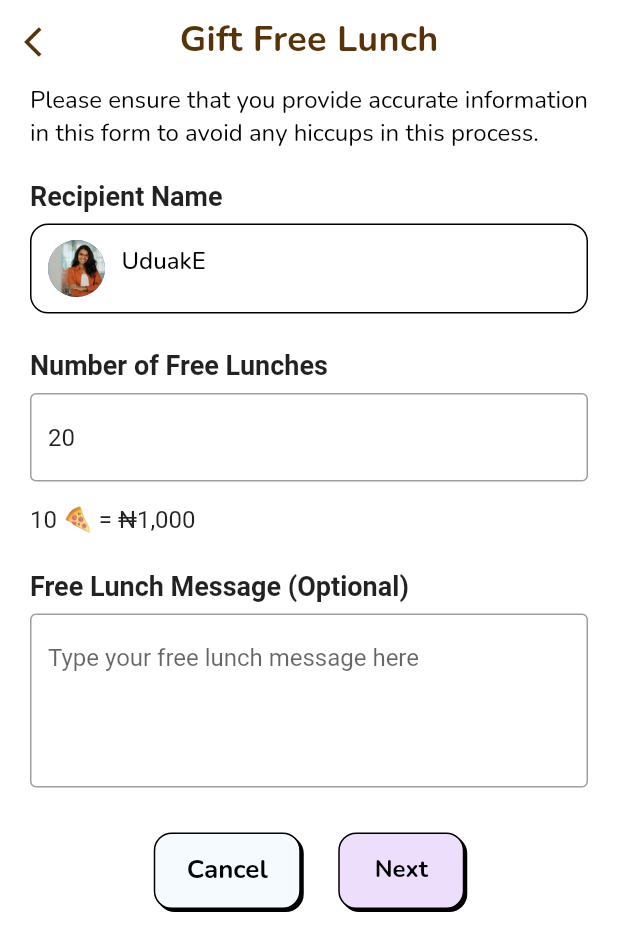
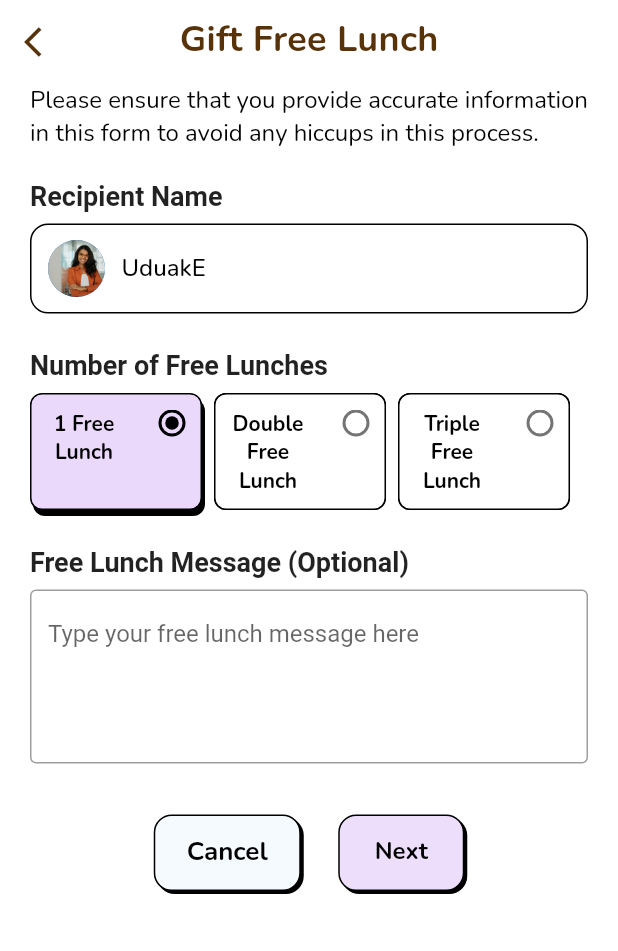
Before and after one commit to hngx-org/Empire-food-mobile, a Flutter app: the GiftFreeLunchScreen2 screen opened by its route, on a phone screen of 412 x 824 dp. Shown: the top 951 px of the screen. Run offline on Flutter 3.47's test engine with Material 2 defaults, Android fonts, the phone set to English and light mode, and no system bars; our stand-ins replace flutter_svg, get_it, google_fonts, page_transition.

Commit message:
Update Recipient_info.dart to new design

```diff
--- a/lib/ui/screens/gift_lunch/gift_free_lunch_2.dart
+++ b/lib/ui/screens/gift_lunch/gift_free_lunch_2.dart
@@ -50,7 +50,6 @@ class _GiftFreeLunchScreen2State extends State<GiftFreeLunchScreen2> {
         ),
         body: GestureDetector(
           onTap: () {
-        // Dismiss the keyboard when the user taps on the screen
             FocusScope.of(context).unfocus();
           },
           child: SingleChildScrollView(
@@ -58,7 +57,6 @@ class _GiftFreeLunchScreen2State extends State<GiftFreeLunchScreen2> {
               padding: const EdgeInsets.only(right: 20, left: 20),
               child: Column(
                 children: [
-
                   SizedBox(
                     width: 380,
                     child: Text(
@@ -82,7 +80,6 @@ class _GiftFreeLunchScreen2State extends State<GiftFreeLunchScreen2> {
                       NextButton(onTap: () {
                         Navigator.pushNamed(
                             context, RouteHelper.giftFreeLunchScreen3);
-
                       }),
                     ],
                   )
--- a/lib/ui/widget/reciepient.info.dart
+++ b/lib/ui/widget/reciepient.info.dart
@@ -1,11 +1,27 @@
 import 'package:flutter/material.dart';
+import 'package:google_fonts/google_fonts.dart';
 
-class RecipientInfoSection extends StatelessWidget {
-  const RecipientInfoSection({super.key});
+class RecipientInfoSection extends StatefulWidget {
+  const RecipientInfoSection({Key? key}) : super(key: key);
+
+  @override
+  State<RecipientInfoSection> createState() => _RecipientInfoSectionState();
+}
+
+class _RecipientInfoSectionState extends State<RecipientInfoSection> {
+  String selectedLunch = '1 Free Lunch';
+  List<String> lunchNumbers = [
+    '1 Free Lunch',
+    'Double Free Lunch',
+    'Triple Free Lunch'
+  ];
+
+  String? freeLunchMessage;
 
   @override
   Widget build(BuildContext context) {
-    return Column(
+    return SingleChildScrollView(
+      child: Column(
         crossAxisAlignment: CrossAxisAlignment.start,
         children: [
           const Text(
@@ -25,6 +41,7 @@ class RecipientInfoSection extends StatelessWidget {
               ),
             ),
             child: Row(
+              crossAxisAlignment: CrossAxisAlignment.center,
               children: [
                 CircleAvatar(
                   backgroundImage: AssetImage('images/dummy.png'),
@@ -37,7 +54,6 @@ class RecipientInfoSection extends StatelessWidget {
                     fontSize: 16,
                     fontFamily: 'Nunito',
                     fontWeight: FontWeight.w500,
-                  height: 0.06,
                   ),
                 ),
               ],
@@ -49,23 +65,83 @@ class RecipientInfoSection extends StatelessWidget {
             style: TextStyle(fontSize: 18.0, fontWeight: FontWeight.bold),
           ),
           const SizedBox(height: 8.0),
-        TextFormField(
-          initialValue: "20",
-          keyboardType: TextInputType.number,
-          decoration: const InputDecoration(
-            border: OutlineInputBorder(
-                gapPadding: 24,
-                borderSide: BorderSide(
-                  color: Colors.brown,
-                  width: 12,
-                )),
-            hintText: "Enter the number of free lunches",
+          SingleChildScrollView(
+            scrollDirection: Axis.horizontal,
+            child: Row(
+              children: lunchNumbers.map((number) {
+                return GestureDetector(
+                  onTap: () {
+                    setState(() {
+                      selectedLunch = number;
+                    });
+                  },
+                  child: Container(
+                    width: 114.67,
+                    height: 78,
+                    padding: EdgeInsets.all(10),
+                    decoration: ShapeDecoration(
+                      color: selectedLunch == number
+                          ? Color(0xFFEBD9FC)
+                          : Colors.white,
+                      shape: RoundedRectangleBorder(
+                        side: BorderSide(width: 1),
+                        borderRadius: BorderRadius.circular(8),
+                      ),
+                      shadows: [
+                        selectedLunch == number
+                            ? BoxShadow(
+                                color: Color(0xFF000000),
+                                blurRadius: 0,
+                                offset: Offset(2, 4),
+                                spreadRadius: 0,
+                              )
+                            : BoxShadow()
+                      ],
+                    ),
+                    child: Stack(
+                      children: [
+                        SizedBox(
+                          width: 50,
+                          child: Text(
+                            number,
+                            textAlign: TextAlign.center,
+                            style: GoogleFonts.nunito(
+                              color: Colors.black,
+                              fontSize: 14,
+                              fontWeight: FontWeight.w700,
                             ),
                           ),
-        const SizedBox(height: 16.0),
-        const Text(
-          "10 🍕 = ₦1,000",
-          style: TextStyle(fontSize: 16.0),
+                        ),
+                        Positioned(
+                          top: -15,
+                          right: -15,
+                          child: Align(
+                            alignment: Alignment.topRight,
+                            child: Radio(
+                              value: number,
+                              groupValue: selectedLunch,
+                              activeColor: Colors.black,
+                              onChanged: (String? value) {
+                                setState(() {
+                                  selectedLunch = value!;
+                                });
+                              },
+                            ),
+                          ),
+                        ),
+                      ],
+                    ),
+                  ),
+                );
+              }).map((widget) {
+                return Row(
+                  children: [
+                    widget,
+                    SizedBox(width: 8),
+                  ],
+                );
+              }).toList(),
+            ),
           ),
           const SizedBox(height: 24.0),
           const Text(
@@ -73,18 +149,27 @@ class RecipientInfoSection extends StatelessWidget {
             style: TextStyle(fontSize: 18.0, fontWeight: FontWeight.bold),
           ),
           const SizedBox(height: 8.0),
-        TextFormField(
+          Container(
+            height: 120,
+            child: TextFormField(
               decoration: const InputDecoration(
                 border: OutlineInputBorder(
                   borderSide: BorderSide(
                     color: Colors.brown,
-              // width: 12,
-            )),
+                  ),
+                ),
                 hintText: "Type your free lunch message here",
               ),
               maxLines: 4,
+              onChanged: (value) {
+                setState(() {
+                  freeLunchMessage = value;
+                });
+              },
+            ),
           ),
         ],
+      ),
     );
   }
 }
--- a/pubspec.yaml
+++ b/pubspec.yaml
@@ -52,7 +52,7 @@ flutter:
   # To add assets to your application, add an assets section, like this:
   assets:
     - images/
-    - images/screenshots
+    - images/screenshots/
     - google_fonts/
   #   - images/a_dot_ham.jpeg
   # An image asset can refer to one or more resolution-specific "variants", see
```
Lines whose indentation alone changed are shown as unchanged.
